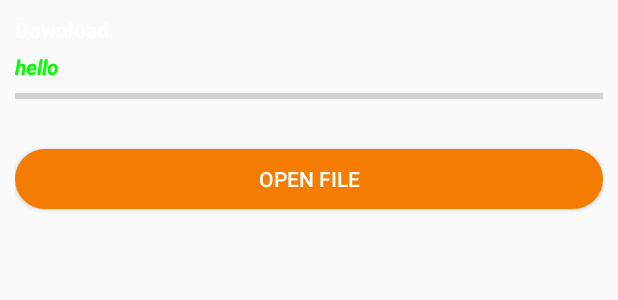
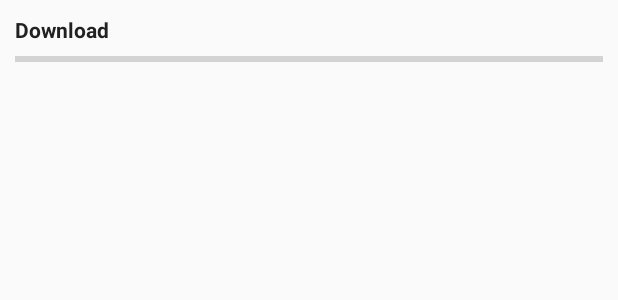
Before and after one commit to apekshatrivedi/CitizenRights, an Android app: the layout myprogressdialog.xml on its own in the app's theme, with its tools: preview values and no code run, on a phone screen of 412 x 824 dp. Shown: the top 300 px of the screen. Run offline under Robolectric (Android 15) with nearby library versions, the phone set to English and light mode, and no system bars; network calls fail.

Commit message:
monday update

```diff
--- a/app/src/main/java/com/grid/appy/citizenrights/activity/HomeActivity.java
+++ b/app/src/main/java/com/grid/appy/citizenrights/activity/HomeActivity.java
@@ -253,6 +253,7 @@ public class HomeActivity extends AppCompatActivity
             navigationView = (NavigationView) findViewById(R.id.nav_view);
             Menu nav_Menu = navigationView.getMenu();
             nav_Menu.findItem(R.id.admin).setVisible(false);
+            nav_Menu.findItem(R.id.issue).setVisible(false);
         }
 
         else{
--- a/app/src/main/java/com/grid/appy/citizenrights/interfaces/FileOpen.java
+++ b/app/src/main/java/com/grid/appy/citizenrights/interfaces/FileOpen.java
@@ -28,7 +28,8 @@ public class FileOpen {
         } else if(url.toString().contains(".pdf")) {
             // PDF file
             intent.setDataAndType(uri, "application/pdf");
-        } else if(url.toString().contains(".ppt") || url.toString().contains(".pptx")) {
+        }
+        else if(url.toString().contains(".ppt") || url.toString().contains(".pptx")) {
             // Powerpoint file
             intent.setDataAndType(uri, "application/vnd.ms-powerpoint");
         } else if(url.toString().contains(".xls") || url.toString().contains(".xlsx")) {
--- a/app/src/main/res/layout/myprogressdialog.xml
+++ b/app/src/main/res/layout/myprogressdialog.xml
@@ -11,19 +11,12 @@
         android:id="@+id/tv1"
         android:layout_width="wrap_content"
         android:layout_height="wrap_content"
-        android:textColor="#FFF"
         android:text="Download"
         android:textStyle="bold"
+        android:textColor="@color/colorTextPrimary"
         />
 
-    <TextView
-        android:id="@+id/cur_pg_tv"
-        android:layout_width="wrap_content"
-        android:layout_height="wrap_content"
-        android:textColor="#0F0"
-        android:text="hello"
-        android:layout_marginTop="5dp"
-        android:textStyle="bold|italic"    />
+
     <ProgressBar
         android:id="@+id/progress_bar"
         android:layout_width="fill_parent"
@@ -36,13 +29,6 @@
         android:minHeight="10dip"
         />
 
-    <Button
-        android:id="@+id/btnOpen"
-        android:layout_width="match_parent"
-        android:layout_height="40dp"
-        android:layout_marginTop="20dp"
-        android:background="@drawable/curve"
-        android:text="Open file"
-        android:textColor="@color/white" />
+
 
 </LinearLayout>
```
Also changed, not shown: app/src/main/java/com/grid/appy/citizenrights/activity/IssuedetailActivity.java (+25 -32 lines), app/src/main/res/layout/issue_desc.xml (+16 -0 lines).
